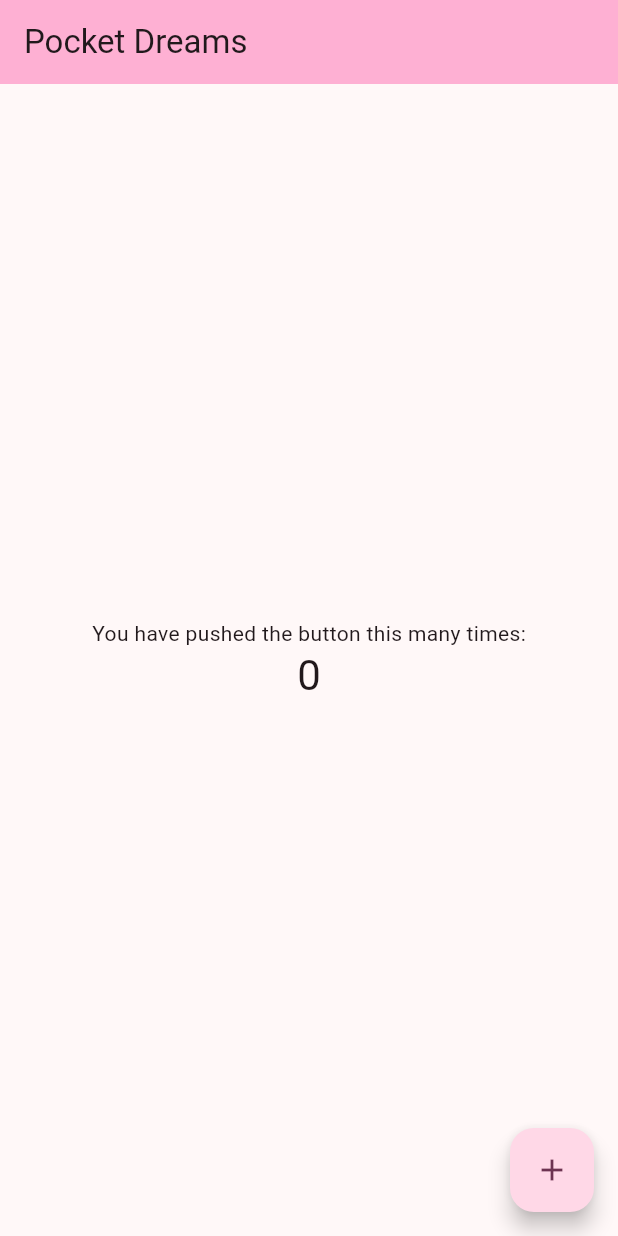
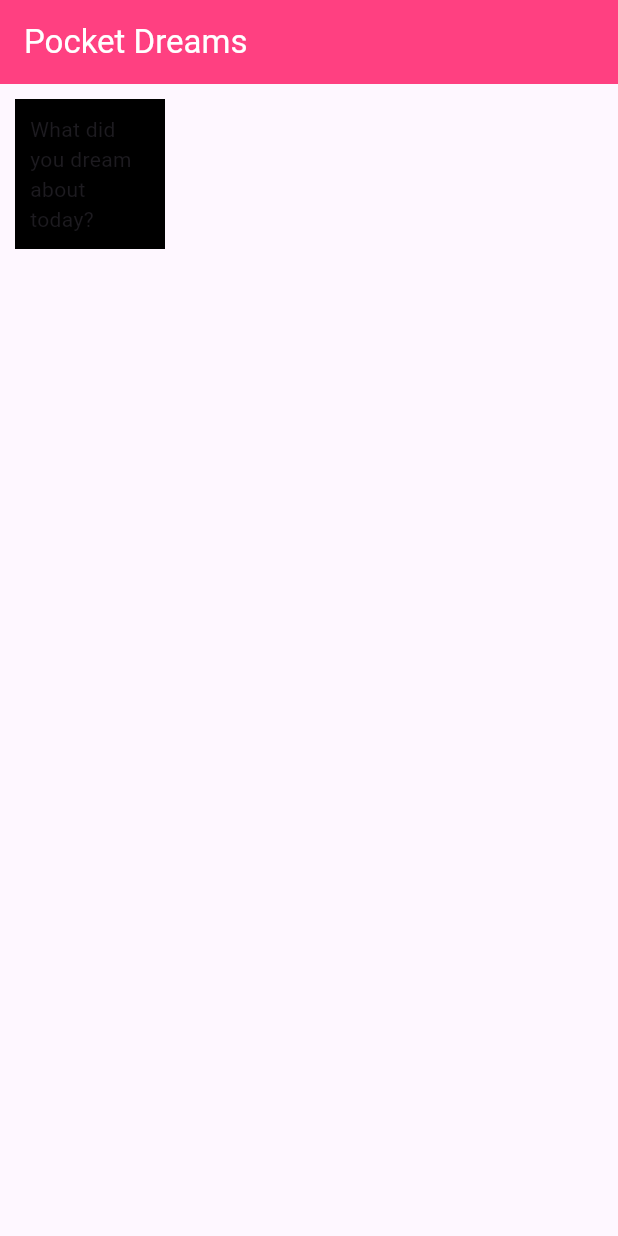
Before and after one commit to L6TR/PocketDreams, a Flutter app: the screen it shows after launch, on a phone screen of 412 x 824 dp. Run offline on Flutter 3.47's test engine with Material 3 defaults, Android fonts, the light colour scheme and no system bars.

Commit message:
new new new start

```diff
--- a/lib/main.dart
+++ b/lib/main.dart
@@ -1,124 +1,36 @@
 import 'package:flutter/material.dart';
 
 void main() {
-  runApp(const MyApp());
+  runApp(PocketDreams());
 }
 
-class MyApp extends StatelessWidget {
-  const MyApp({super.key});
+class PocketDreams extends StatefulWidget {
+  const PocketDreams({super.key});
 
-  // This widget is the root of your application.
+  @override
+  State<PocketDreams> createState() => _MyWidgetState();
+}
+
+class _MyWidgetState extends State<PocketDreams> {
   @override
   Widget build(BuildContext context) {
     return MaterialApp(
-      title: 'Flutter Demo',
-      theme: ThemeData(
-        // This is the theme of your application.
-        //
-        // TRY THIS: Try running your application with "flutter run". You'll see
-        // the application has a purple toolbar. Then, without quitting the app,
-        // try changing the seedColor in the colorScheme below to Colors.green
-        // and then invoke "hot reload" (save your changes or press the "hot
-        // reload" button in a Flutter-supported IDE, or press "r" if you used
-        // the command line to start the app).
-        //
-        // Notice that the counter didn't reset back to zero; the application
-        // state is not lost during the reload. To reset the state, use hot
-        // restart instead.
-        //
-        // This works for code too, not just values: Most code changes can be
-        // tested with just a hot reload.
-        colorScheme: ColorScheme.fromSeed(
-          seedColor: const Color.fromARGB(255, 133, 80, 105),
+      home: Scaffold(
+        appBar: AppBar(
+          backgroundColor: Colors.pinkAccent,
+          title: const Text("Pocket Dreams"),
+          foregroundColor: Colors.white,
+        ),
+
+        body: Container(
+          margin: const EdgeInsets.all(10),
+          padding: const EdgeInsets.all(10),
+          color: Colors.black,
+          height: 100,
+          width: 100,
+          child: const Text("What did you dream about today?"),
         ),
       ),
-      home: const MyHomePage(title: 'Pocket Dreams'),
     );
   }
 }
-
-class MyHomePage extends StatefulWidget {
-  const MyHomePage({super.key, required this.title});
-
-  // This widget is the home page of your application. It is stateful, meaning
-  // that it has a State object (defined below) that contains fields that affect
-  // how it looks.
-
-  // This class is the configuration for the state. It holds the values (in this
-  // case the title) provided by the parent (in this case the App widget) and
-  // used by the build method of the State. Fields in a Widget subclass are
-  // always marked "final".
-
-  final String title;
-
-  @override
-  State<MyHomePage> createState() => _MyHomePageState();
-}
-
-class _MyHomePageState extends State<MyHomePage> {
-  int _counter = 0;
-
-  void _incrementCounter() {
-    setState(() {
-      // This call to setState tells the Flutter framework that something has
-      // changed in this State, which causes it to rerun the build method below
-      // so that the display can reflect the updated values. If we changed
-      // _counter without calling setState(), then the build method would not be
-      // called again, and so nothing would appear to happen.
-      _counter++;
-    });
-  }
-
-  @override
-  Widget build(BuildContext context) {
-    // This method is rerun every time setState is called, for instance as done
-    // by the _incrementCounter method above.
-    //
-    // The Flutter framework has been optimized to make rerunning build methods
-    // fast, so that you can just rebuild anything that needs updating rather
-    // than having to individually change instances of widgets.
-    return Scaffold(
-      appBar: AppBar(
-        // TRY THIS: Try changing the color here to a specific color (to
-        // Colors.amber, perhaps?) and trigger a hot reload to see the AppBar
-        // change color while the other colors stay the same.
-        backgroundColor: Theme.of(context).colorScheme.inversePrimary,
-        // Here we take the value from the MyHomePage object that was created by
-        // the App.build method, and use it to set our appbar title.
-        title: Text(widget.title),
-      ),
-      body: Center(
-        // Center is a layout widget. It takes a single child and positions it
-        // in the middle of the parent.
-        child: Column(
-          // Column is also a layout widget. It takes a list of children and
-          // arranges them vertically. By default, it sizes itself to fit its
-          // children horizontally, and tries to be as tall as its parent.
-          //
-          // Column has various properties to control how it sizes itself and
-          // how it positions its children. Here we use mainAxisAlignment to
-          // center the children vertically; the main axis here is the vertical
-          // axis because Columns are vertical (the cross axis would be
-          // horizontal).
-          //
-          // TRY THIS: Invoke "debug painting" (choose the "Toggle Debug Paint"
-          // action in the IDE, or press "p" in the console), to see the
-          // wireframe for each widget.
-          mainAxisAlignment: MainAxisAlignment.center,
-          children: <Widget>[
-            const Text('You have pushed the button this many times:'),
-            Text(
-              '$_counter',
-              style: Theme.of(context).textTheme.headlineMedium,
-            ),
-          ],
-        ),
-      ),
-      floatingActionButton: FloatingActionButton(
-        onPressed: _incrementCounter,
-        tooltip: 'Increment',
-        child: const Icon(Icons.add),
-      ), // This trailing comma makes auto-formatting nicer for build methods.
-    );
-  }
-}
```
Also changed, not shown: 1 other file.
